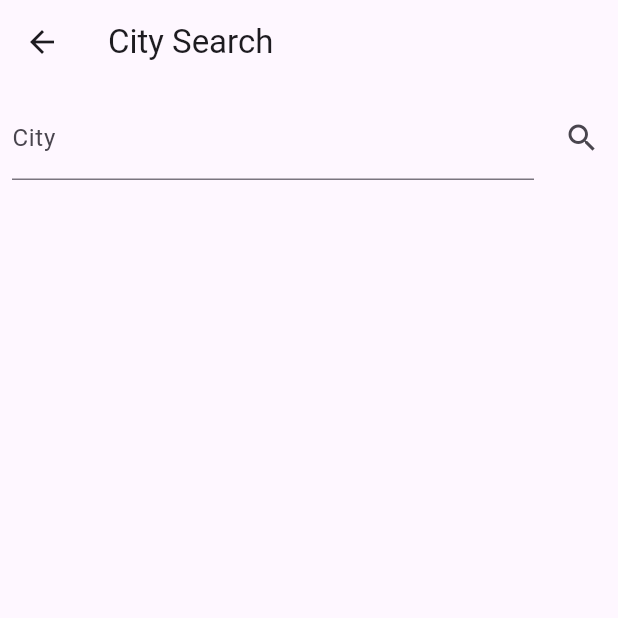
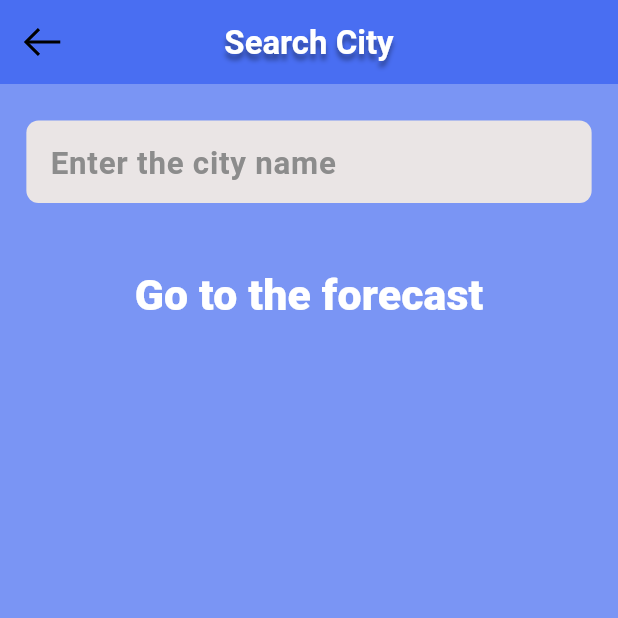
Before and after one commit to SViRaS/weather_app, a Flutter app: the SearchWeatherScreen screen opened directly, on a phone screen of 412 x 824 dp, the top half of it. Run offline on Flutter 3.47's test engine with Material 2 defaults, Android fonts, the phone set to English and light mode, and no system bars; our stand-ins replace bloc, flutter_bloc, flutter_screenutil, flutter_svg, geolocator; network calls fail.

Commit message:
change search_weather_screen ui

```diff
--- a/lib/features/presentation/pages/search_weather_screen/search_weather_screen.dart
+++ b/lib/features/presentation/pages/search_weather_screen/search_weather_screen.dart
@@ -1,4 +1,11 @@
 import 'package:flutter/material.dart';
+import 'package:flutter_screenutil/flutter_screenutil.dart';
+import 'package:flutter_svg/svg.dart';
+import 'package:weather/features/presentation/pages/weather_screen/weather_screen.dart';
+import 'package:weather/features/resources/app_constants/decoration_textfield.dart';
+import 'package:weather/features/resources/app_constants/resources_app.dart';
+
+import '../../../resources/app_constants/app_colors.dart';
 
 class SearchWeatherScreen extends StatefulWidget {
   const SearchWeatherScreen({Key? key}) : super(key: key);
@@ -8,40 +15,61 @@ class SearchWeatherScreen extends StatefulWidget {
 }
 
 class _CityScreenState extends State<SearchWeatherScreen> {
- final TextEditingController _textController = TextEditingController();
+  final TextEditingController textController = TextEditingController();
 
-  String get _text => _textController.text;
+  String get _text => textController.text;
 
   @override
   void dispose() {
-    _textController.dispose();
+    textController.dispose();
     super.dispose();
   }
 
   @override
   Widget build(BuildContext context) {
     return Scaffold(
-      appBar: AppBar(title: const Text('City Search')),
-      body: Row(
-        children: [
-          Expanded(
-            child: Padding(
-              padding: const EdgeInsets.all(8),
-              child: TextField(
-                controller: _textController,
-                decoration: const InputDecoration(
-                  labelText: 'City',
-                  hintText: 'Chicago',
-                ),
-              ),
+      backgroundColor: AppColors.appbodyColor,
+      appBar: AppBar(
+        backgroundColor: AppColors.appbarColor,
+        title: Text(
+          'Search City',
+          style: AppTextStyle().appBarText,
+        ),
+        centerTitle: true,
+        leading: IconButton(
+            onPressed: () {
+              MaterialPageRoute(builder: (context) => const WeatherScreen());
+            },
+            icon: SvgPicture.asset(
+              'assets/icons/arrow_left.svg',
+              width: 32.w,
+              height: 32.h,
+            )),
+      ),
+      body: Padding(
+        padding: EdgeInsets.symmetric(horizontal: 16.w),
+        child: Column(
+          children: [
+            SizedBox(
+              height: 24.h,
             ),
-          ),
-          IconButton(
-            key: const Key('searchPage_search_iconButton'),
-            icon: const Icon(Icons.search, semanticLabel: 'Submit'),
-            onPressed: () => Navigator.of(context).pop(_text),
-          )
-        ],
+            TextField(
+                controller: textController,
+                keyboardType: TextInputType.text,
+                style: AppTextStyle().textFieldText,
+                textCapitalization: TextCapitalization.sentences,
+                decoration: AppDecorationTextField().textFieldDecoration),
+            SizedBox(
+              height: 36.h,
+            ),
+            TextButton(
+                onPressed: () {
+                  return Navigator.of(context).pop(_text);
+                },
+                child: Text('Go to the forecast',
+                    style: AppTextStyle().goToTheForecastText))
+          ],
+        ),
       ),
     );
   }
--- a/lib/features/resources/app_constants/app_colors.dart
+++ b/lib/features/resources/app_constants/app_colors.dart
@@ -8,4 +8,5 @@ class AppColors {
   static Color shadowColor = const Color(0xFF000000).withOpacity(0.40);
   static const textfieldColor = Color(0xFFEAE5E5);
   static const redColor = Color(0xFFB82121);
+  static const greyColor = Color(0xFF8C8C8C);
 }
--- /dev/null
+++ b/lib/features/resources/app_constants/decoration_textfield.dart
@@ -0,0 +1,28 @@
+import 'package:flutter/material.dart';
+import 'package:flutter_screenutil/flutter_screenutil.dart';
+import 'package:weather/features/resources/app_constants/resources_app.dart';
+
+class AppDecorationTextField {
+  final textFieldDecoration = InputDecoration(
+                  fillColor: AppColors.textfieldColor,
+                  filled: true,
+                  hintText: 'Enter the city name',
+                  hintStyle: TextStyle(
+                      fontSize: 19.sp,
+                      fontWeight: FontWeight.w600,
+                      color: AppColors.greyColor,
+                      height: 21 / 21),
+                  border: OutlineInputBorder(
+                    borderRadius: BorderRadius.all(Radius.circular(8.r)),
+                    borderSide: const BorderSide(color: Colors.white),
+                  ),
+                  enabledBorder: OutlineInputBorder(
+                    borderSide: const BorderSide(color: Colors.transparent),
+                    borderRadius: BorderRadius.all(Radius.circular(8.r)),
+                  ),
+                  focusedBorder: OutlineInputBorder(
+                    borderRadius: BorderRadius.all(Radius.circular(8.r)),
+                    borderSide:
+                        BorderSide(color: AppColors.appbodyColor, width: 2.r),
+                  ));
+}
--- a/lib/features/resources/app_constants/text_styles.dart
+++ b/lib/features/resources/app_constants/text_styles.dart
@@ -15,4 +15,17 @@ class AppTextStyle {
             blurRadius: 4.r,
             offset: const Offset(0, 4))
       ]);
+
+  final goToTheForecastText = TextStyle(
+    fontSize: 26.sp,
+    height: 31 / 26,
+    fontWeight: FontWeight.w800,
+    color: Colors.white,
+  );
+
+  final textFieldText = TextStyle(
+      fontSize: 21.sp,
+      fontWeight: FontWeight.w600,
+      color: AppColors.appbodyColor,
+      height: 21 / 21);
 }
--- a/lib/weather_app.dart
+++ b/lib/weather_app.dart
@@ -4,6 +4,8 @@ import 'package:flutter_screenutil/flutter_screenutil.dart';
 import 'package:weather/features/presentation/pages/weather_screen/bloc/weather_bloc.dart';
 import 'package:weather/features/presentation/pages/welcome_screen/welcome_screen.dart';
 import 'package:weather/repositories/weather_repository/weather_repository.dart';
+
+import 'features/presentation/pages/search_weather_screen/search_weather_screen.dart';
 
 class WeatherApp extends StatelessWidget {
   const WeatherApp({super.key});
```
Also changed, not shown: assets/icons/arrow_left.svg (added).
